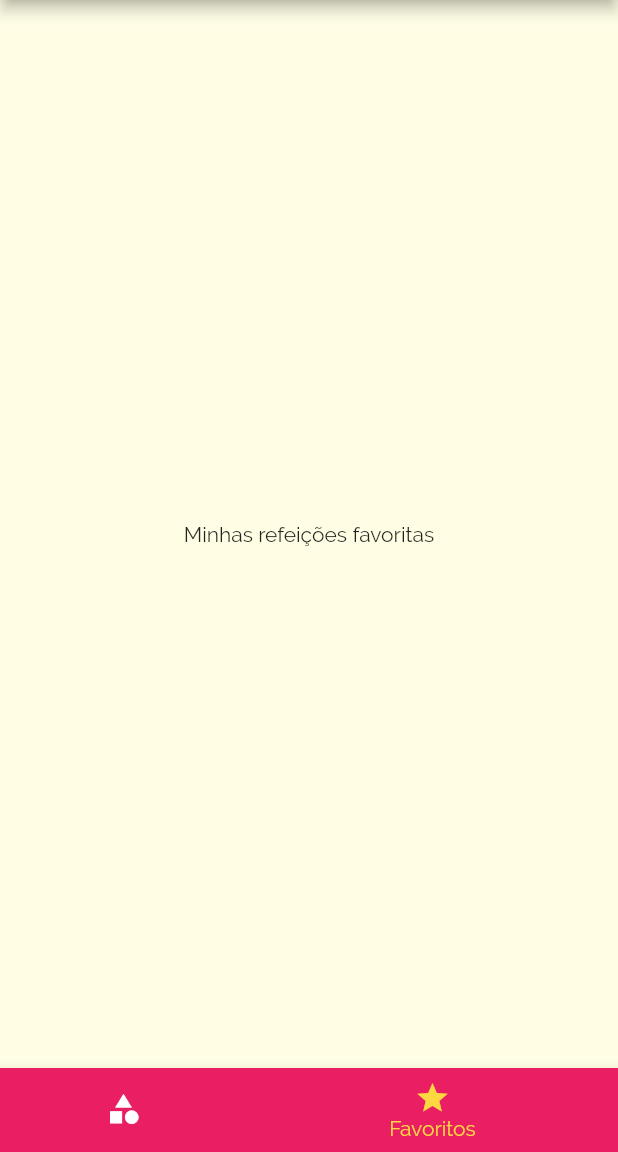
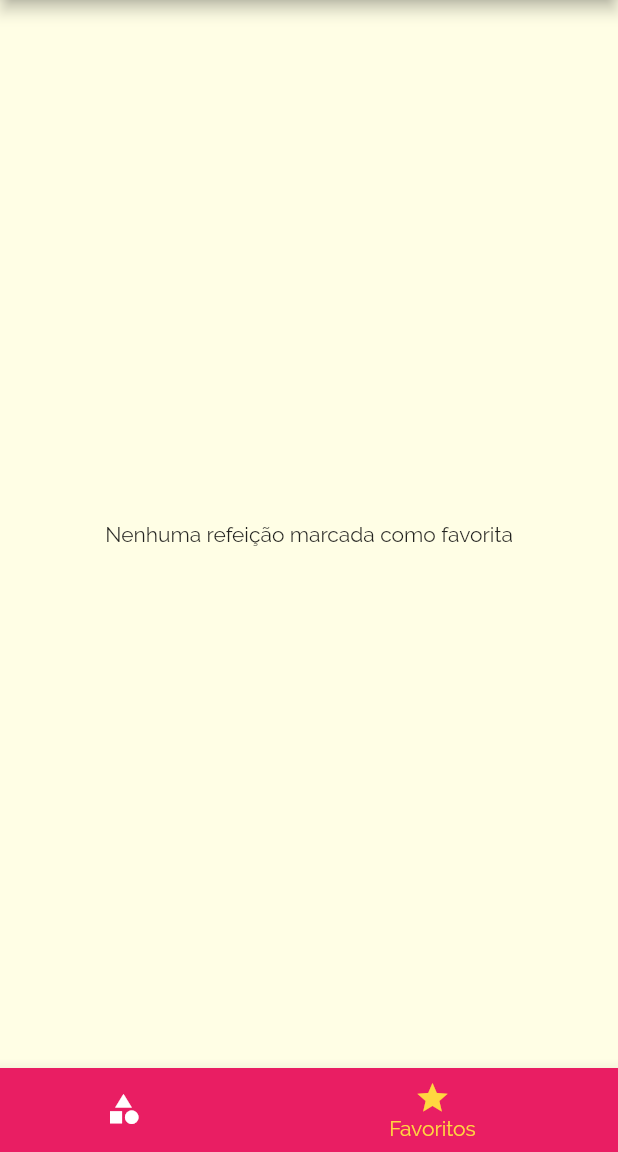
Before and after one commit to WellysonP/meals, a Flutter app: the screen it shows after launch, item 2 of the bottom bar chosen, on a phone screen of 412 x 824 dp, the part 84-1236 px from its top. Run offline on Flutter 3.47's test engine with Material 2 defaults, Android fonts, the phone set to English and light mode, and no system bars.

Commit message:
Configurado tela de comidas favoritas

```diff
--- a/lib/main.dart
+++ b/lib/main.dart
@@ -19,6 +19,7 @@ class MyApp extends StatefulWidget {
 class _MyAppState extends State<MyApp> {
   Settings settings = Settings();
   List<Meal> _availabelMeals = DUMMY_MEALS;
+  List<Meal> _favoriteMeals = [];
 
   void _filterMeals(Settings settings) {
     setState(() {
@@ -36,6 +37,18 @@ class _MyAppState extends State<MyApp> {
             !filterVegetarian;
       }).toList();
     });
+  }
+
+  void _toggleFavorite(Meal meal) {
+    setState(() {
+      _favoriteMeals.contains(meal)
+          ? _favoriteMeals.remove(meal)
+          : _favoriteMeals.add(meal);
+    });
+  }
+
+  bool _isFavorite(Meal meal) {
+    return _favoriteMeals.contains(meal);
   }
 
   @override
@@ -62,10 +75,12 @@ class _MyAppState extends State<MyApp> {
         ),
       ),
       routes: {
-        AppRoutes.HOME: (ctx) => TabsScreen(), //Substituindo o home:
+        AppRoutes.HOME: (ctx) =>
+            TabsScreen(_favoriteMeals), //Substituindo o home:
         AppRoutes.CATEGORIES_MEALS: (ctx) =>
             CategoriesMealsScreens(_availabelMeals),
-        AppRoutes.MEAL_DETAIL: (ctx) => MealDetailScreen(),
+        AppRoutes.MEAL_DETAIL: (ctx) =>
+            MealDetailScreen(_toggleFavorite, _isFavorite),
         AppRoutes.SETTINGS: (ctx) => SettingsScreen(settings, _filterMeals),
       },
     );
--- a/lib/screens/favorite_screen.dart
+++ b/lib/screens/favorite_screen.dart
@@ -1,12 +1,24 @@
 import 'package:flutter/material.dart';
+import '../models/meal.dart';
+import '../componentes/meal_item.dart';
 
 class FavoriteScreen extends StatelessWidget {
-  const FavoriteScreen({Key? key}) : super(key: key);
+  final List<Meal> favoriteMeals;
 
+  const FavoriteScreen(this.favoriteMeals);
   @override
   Widget build(BuildContext context) {
-    return Center(
-      child: Text("Minhas refeições favoritas"),
-    );
+    if (favoriteMeals.isEmpty) {
+      return Center(
+        child: Text("Nenhuma refeição marcada como favorita"),
+      );
+    } else {
+      return ListView.builder(
+        itemCount: favoriteMeals.length,
+        itemBuilder: (ctx, index) {
+          return MealItem(meal: favoriteMeals[index]);
+        },
+      );
+    }
   }
 }
--- a/lib/screens/tabs_screen.dart
+++ b/lib/screens/tabs_screen.dart
@@ -2,10 +2,12 @@ import 'package:flutter/material.dart';
 import 'categories_screen.dart';
 import 'favorite_screen.dart';
 import '../componentes/main_drawer.dart';
+import '../models/meal.dart';
 
 class TabsScreen extends StatefulWidget {
-  const TabsScreen({Key? key}) : super(key: key);
+  final List<Meal> favoriteMeals;
 
+  const TabsScreen(this.favoriteMeals);
   @override
   State<TabsScreen> createState() => _TabsScreenState();
 }
@@ -13,10 +15,16 @@ class TabsScreen extends StatefulWidget {
 class _TabsScreenState extends State<TabsScreen> {
   int _selecteScreenIndex = 0;
 
-  final List<Widget> _screens = [
-    CategoriesScreen(),
-    FavoriteScreen(),
-  ];
+  List<Widget> _screens = [];
+
+  @override
+  void initState() {
+    super.initState();
+    _screens = [
+      CategoriesScreen(),
+      FavoriteScreen(widget.favoriteMeals),
+    ];
+  }
 
   final List<String> _titles = [
     "Lista de Categorias",
```
Also changed, not shown: lib/screens/meal_detail_screen.dart (+11 -3 lines).
